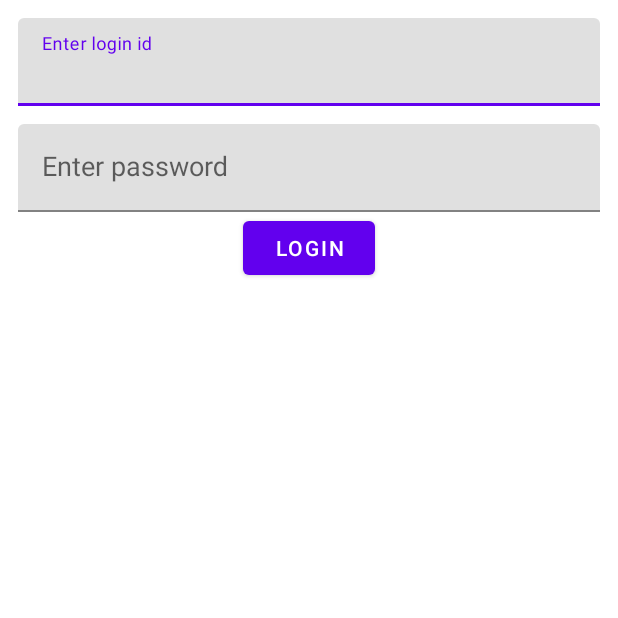
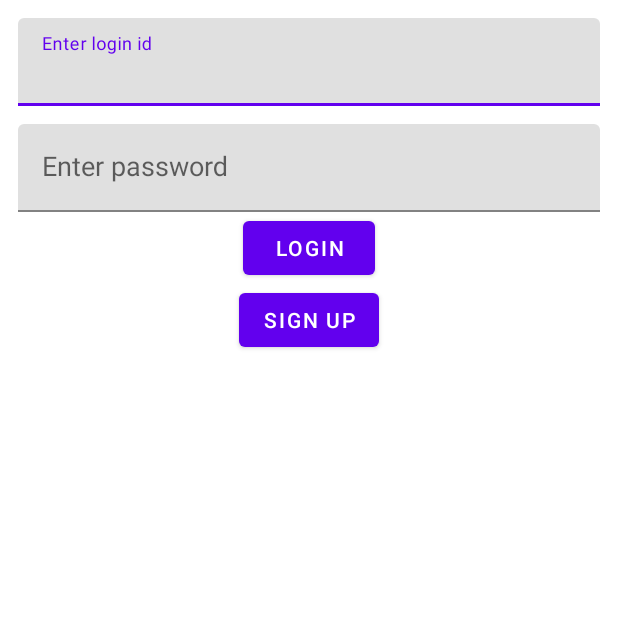
Before and after one commit to dipen-torinit/birthday-kotlin, an Android app: the screen it shows after launch (LauncherActivity), on a phone screen of 412 x 824 dp, the top half of it. Run offline under Robolectric (Android 15) with nearby library versions, the phone set to English and light mode, and no system bars; our stand-ins replace Dagger/Hilt's generated code, EventBus, Firebase (no records; nobody signed in at launch, a user with empty details on screens opened directly), navigation-ui; libraries missing offline, so code that uses them is left out: by.kirich1409.viewbindingdelegate; 5 statements that could not run were skipped.

Commit message:
Implemented Sign Up

```diff
--- a/app/build.gradle
+++ b/app/build.gradle
@@ -44,9 +44,9 @@ dependencies {
 
     //Default generated with studio project
     implementation 'androidx.core:core-ktx:1.7.0'
-    implementation 'androidx.appcompat:appcompat:1.4.0'
-    implementation 'com.google.android.material:material:1.4.0'
-    implementation 'androidx.constraintlayout:constraintlayout:2.1.2'
+    implementation 'androidx.appcompat:appcompat:1.4.1'
+    implementation 'com.google.android.material:material:1.5.0'
+    implementation 'androidx.constraintlayout:constraintlayout:2.1.3'
     implementation 'androidx.lifecycle:lifecycle-livedata-ktx:2.4.0'
     implementation 'androidx.lifecycle:lifecycle-viewmodel-ktx:2.4.0'
     implementation 'androidx.navigation:navigation-fragment-ktx:2.3.5'
--- a/app/src/main/AndroidManifest.xml
+++ b/app/src/main/AndroidManifest.xml
@@ -14,7 +14,8 @@
             android:name=".ui.LauncherActivity"
             android:exported="true"
             android:label="@string/app_name"
-            android:theme="@style/Theme.App.Starting">
+            android:theme="@style/Theme.App.Starting"
+            android:windowSoftInputMode="adjustResize">
             <intent-filter>
                 <action android:name="android.intent.action.MAIN" />
 
--- a/app/src/main/res/layout/fragment_login.xml
+++ b/app/src/main/res/layout/fragment_login.xml
@@ -44,5 +44,14 @@
             app:layout_constraintStart_toStartOf="parent"
             app:layout_constraintTop_toBottomOf="@+id/password_til" />
 
+        <Button
+            android:id="@+id/signup_btn"
+            android:layout_width="wrap_content"
+            android:layout_height="wrap_content"
+            android:text="@string/sign_up"
+            app:layout_constraintEnd_toEndOf="parent"
+            app:layout_constraintStart_toStartOf="parent"
+            app:layout_constraintTop_toBottomOf="@+id/login_btn" />
+
     </androidx.constraintlayout.widget.ConstraintLayout>
 </androidx.core.widget.NestedScrollView>
--- a/app/src/main/res/values/strings.xml
+++ b/app/src/main/res/values/strings.xml
@@ -13,4 +13,8 @@
     <string name="enter_email">Enter email</string>
     <string name="enter_phone">Enter phone</string>
     <string name="enter_dob">Enter DOB(DD/MM/YYYY)</string>
+    <string name="sign_up">Sign Up</string>
+    <string name="sign_up_success">Signed up successfully</string>
+
+    <string name="enter_loginid_password">Enter login-id and password!</string>
 </resources>
```
Also changed, not shown: app/src/main/java/com/birthday/kotlin/repository/AuthRepository.kt (+8 -0 lines), app/src/main/java/com/birthday/kotlin/ui/BaseFragment.kt (+8 -4 lines), app/src/main/java/com/birthday/kotlin/ui/auth/LoginFragment.kt (+27 -2 lines), app/src/main/java/com/birthday/kotlin/ui/auth/LoginViewModel.kt (+16 -0 lines).
